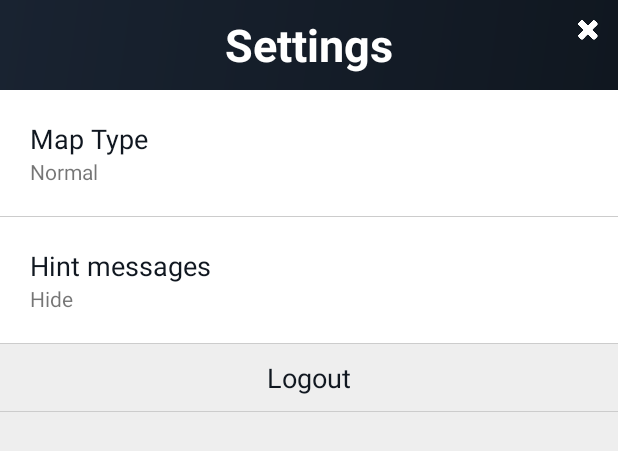
After one commit to saleemkhan08/WhistleBlower-Aqua, an Android app: the layout fragment_settings.xml on its own in the app's theme, with its tools: preview values and no code run, on a phone screen of 412 x 824 dp. The commit adds this screen. Shown: the top 451 px of the screen. Run offline under Robolectric (Android 15) with nearby library versions, the phone set to English and light mode, and no system bars; Roboto replaces fonts that are not available here.

Commit message:
added settings

```diff
--- a/app/src/main/java/co/thnki/whistleblower/IssueActivity.java
+++ b/app/src/main/java/co/thnki/whistleblower/IssueActivity.java
@@ -191,12 +191,13 @@ public class IssueActivity extends AppCompatActivity
 
     private void editIssue(Issue issue)
     {
-        WhistleBlower.toast("Not Implemented");
+        Intent intent = new Intent(this, AddIssueActivity.class);
+        intent.putExtra(AddIssueActivity.ISSUE_DATA, issue);
+        startActivity(intent);
     }
 
     private void showProgressDialog(String msg)
     {
-
         if (mProgressDialog == null)
         {
             mProgressDialog = new ProgressDialog(this);
--- a/app/src/main/java/co/thnki/whistleblower/adapters/IssueAdapter.java
+++ b/app/src/main/java/co/thnki/whistleblower/adapters/IssueAdapter.java
@@ -23,6 +23,7 @@ import java.util.Map;
 
 import butterknife.Bind;
 import butterknife.ButterKnife;
+import co.thnki.whistleblower.AddIssueActivity;
 import co.thnki.whistleblower.IssueActivity;
 import co.thnki.whistleblower.R;
 import co.thnki.whistleblower.WhistleBlower;
@@ -240,7 +241,9 @@ public class IssueAdapter extends RecyclerView.Adapter<IssueAdapter.IssueViewHol
 
     private void editIssue(Issue issue)
     {
-        toast("Not Implemented");
+        Intent intent = new Intent(mActivity, AddIssueActivity.class);
+        intent.putExtra(AddIssueActivity.ISSUE_DATA, issue);
+        mActivity.startActivity(intent);
     }
 
     @Override
--- a/app/src/main/java/co/thnki/whistleblower/utils/MarkerAndCirclesUtil.java
+++ b/app/src/main/java/co/thnki/whistleblower/utils/MarkerAndCirclesUtil.java
@@ -196,7 +196,7 @@ public void addMarkerAndCircle(Issue issue)
         switch (index)
         {
             case TYPE_ISSUE:
-                return R.mipmap.bell_primary_dark;
+                return R.mipmap.issue_primary_dark;
             default:
                 return R.mipmap.map_pin;
         }
--- /dev/null
+++ b/app/src/main/res/drawable/dialog_header_bg.xml
@@ -0,0 +1,9 @@
+<shape xmlns:android="http://schemas.android.com/apk/res/android"
+    android:shape="rectangle" >
+    <gradient
+        android:startColor="@color/colorPrimaryDark"
+        android:endColor="@color/colorPrimary"
+        android:type="linear"
+        android:angle="135"
+        />
+</shape>
--- a/app/src/main/res/layout/content_map.xml
+++ b/app/src/main/res/layout/content_map.xml
@@ -64,6 +64,12 @@
                     android:layout_width="match_parent"
                     android:layout_height="match_parent"
                     android:visibility="invisible"/>
+
+                <ImageView
+                    android:layout_width="match_parent"
+                    android:layout_height="match_parent"
+                    android:id="@+id/settingsIcon"
+                    android:src="@mipmap/settings_icon"/>
             </RelativeLayout>
         </RelativeLayout>
 
--- /dev/null
+++ b/app/src/main/res/layout/fragment_settings.xml
@@ -0,0 +1,49 @@
+<LinearLayout xmlns:android="http://schemas.android.com/apk/res/android"
+              android:layout_width="match_parent"
+              android:layout_height="match_parent"
+              android:background="#eee"
+              android:minWidth="300dp"
+              android:orientation="vertical">
+
+    <RelativeLayout
+        android:layout_width="match_parent"
+        android:layout_height="60dp"
+        android:background="@drawable/dialog_header_bg">
+
+        <TextView
+            android:id="@+id/dialogTitle"
+            android:layout_width="wrap_content"
+            android:layout_height="wrap_content"
+            android:layout_centerInParent="true"
+            android:text="@string/settings"
+            android:textColor="@color/white"
+            android:textSize="@dimen/dialog_title"
+            android:textStyle="bold"
+            />
+
+        <ImageView
+            android:id="@+id/closeDialog"
+            android:layout_width="40dp"
+            android:layout_height="40dp"
+            android:layout_alignParentRight="true"
+            android:background="@drawable/bg_drawable"
+            android:padding="13dp"
+            android:src="@mipmap/cross"/>
+    </RelativeLayout>
+
+    <ScrollView
+        android:layout_width="match_parent"
+        android:layout_height="wrap_content">
+
+        <LinearLayout
+            android:id="@+id/preferenceContainer"
+            android:layout_width="match_parent"
+            android:layout_height="wrap_content"
+            android:background="#fff"
+            android:orientation="vertical">
+            <include layout="@layout/map_type_settings"/>
+            <include layout="@layout/hint_settings"/>
+            <include layout="@layout/logout_settings"/>
+        </LinearLayout>
+    </ScrollView>
+</LinearLayout>
--- /dev/null
+++ b/app/src/main/res/layout/hint_settings.xml
@@ -0,0 +1,36 @@
+<?xml version="1.0" encoding="utf-8"?>
+<LinearLayout xmlns:android="http://schemas.android.com/apk/res/android"
+              android:orientation="vertical"
+              android:layout_width="match_parent"
+              android:id="@+id/hintSettings"
+              android:layout_height="match_parent">
+    <LinearLayout
+        android:background="@drawable/bg_drawable"
+        android:layout_width="match_parent"
+        android:layout_height="wrap_content">
+
+        <LinearLayout
+            android:layout_width="match_parent"
+            android:layout_height="match_parent"
+            android:orientation="vertical"
+            android:padding="20dp">
+
+            <TextView
+                android:layout_width="match_parent"
+                android:layout_height="wrap_content"
+                android:text="@string/hintMessages"
+                android:textAppearance="?android:textAppearanceMedium"
+                android:textColor="@color/colorPrimaryDark"/>
+
+            <TextView
+                android:layout_width="match_parent"
+                android:layout_height="wrap_content"
+                android:id="@+id/hintsSettingValue"
+                android:text="@string/hide"/>
+        </LinearLayout>
+    </LinearLayout>
+    <View
+        android:layout_width="match_parent"
+        android:background="#ccc"
+        android:layout_height="0.5dp"/>
+</LinearLayout>
--- /dev/null
+++ b/app/src/main/res/layout/logout_settings.xml
@@ -0,0 +1,32 @@
+<?xml version="1.0" encoding="utf-8"?>
+<LinearLayout xmlns:android="http://schemas.android.com/apk/res/android"
+              android:orientation="vertical"
+              android:layout_width="match_parent"
+              android:background="#eee"
+              android:id="@+id/logoutSettings"
+              android:layout_height="match_parent">
+    <LinearLayout
+        android:background="@drawable/bg_drawable"
+        android:layout_width="match_parent"
+        android:layout_height="wrap_content">
+
+        <LinearLayout
+            android:layout_width="match_parent"
+            android:layout_height="match_parent"
+            android:orientation="vertical"
+            android:padding="10dp">
+
+            <TextView
+                android:layout_width="match_parent"
+                android:layout_height="wrap_content"
+                android:text="@string/logout"
+                android:gravity="center"
+                android:textAppearance="?android:textAppearanceMedium"
+                android:textColor="@color/colorPrimaryDark"/>
+        </LinearLayout>
+    </LinearLayout>
+    <View
+        android:layout_width="match_parent"
+        android:background="#ccc"
+        android:layout_height="0.5dp"/>
+</LinearLayout>
--- /dev/null
+++ b/app/src/main/res/layout/map_type_settings.xml
@@ -0,0 +1,143 @@
+<?xml version="1.0" encoding="utf-8"?>
+<LinearLayout xmlns:android="http://schemas.android.com/apk/res/android"
+              android:layout_width="match_parent"
+              android:layout_height="match_parent"
+              android:id="@+id/mapTypeDisplay"
+              android:orientation="vertical">
+    <LinearLayout
+        android:background="@drawable/bg_drawable"
+        android:layout_width="match_parent"
+        android:orientation="vertical"
+        android:layout_height="wrap_content">
+
+        <LinearLayout
+            android:layout_width="match_parent"
+            android:layout_height="match_parent"
+            android:orientation="vertical"
+            android:padding="20dp">
+
+            <TextView
+                android:layout_width="match_parent"
+                android:layout_height="wrap_content"
+                android:text="@string/mapType"
+                android:textAppearance="?android:textAppearanceMedium"
+                android:textColor="@color/colorPrimaryDark"/>
+
+            <TextView
+                android:layout_width="match_parent"
+                android:layout_height="wrap_content"
+                android:id="@+id/mapTypeValue"
+                android:text="@string/normal"/>
+        </LinearLayout>
+        <View
+            android:layout_width="match_parent"
+            android:background="#ccc"
+            android:layout_height="0.5dp"/>
+    </LinearLayout>
+    <LinearLayout
+        android:layout_width="match_parent"
+        android:layout_height="wrap_content"
+        android:id="@+id/mapTypeExpandList"
+        android:visibility="gone"
+        android:orientation="vertical">
+
+        <LinearLayout
+            android:background="@drawable/bg_drawable"
+            android:layout_width="match_parent"
+            android:id="@+id/normal"
+            android:layout_height="wrap_content">
+
+            <LinearLayout
+                android:layout_width="match_parent"
+                android:layout_height="match_parent"
+
+                android:orientation="vertical"
+                android:padding="20dp">
+
+                <TextView
+                    android:layout_width="match_parent"
+                    android:layout_height="wrap_content"
+                    android:gravity="center"
+                    android:text="@string/normal"/>
+            </LinearLayout>
+        </LinearLayout>
+
+        <View
+            android:layout_width="match_parent"
+            android:background="#ccc"
+            android:layout_height="0.5dp"/>
+        <LinearLayout
+            android:background="@drawable/bg_drawable"
+            android:layout_width="match_parent"
+            android:id="@+id/satellite"
+            android:layout_height="wrap_content">
+
+            <LinearLayout
+                android:layout_width="match_parent"
+                android:layout_height="match_parent"
+
+                android:orientation="vertical"
+                android:padding="20dp">
+
+                <TextView
+                    android:layout_width="match_parent"
+                    android:gravity="center"
+                    android:layout_height="wrap_content"
+                    android:text="@string/satellite"/>
+            </LinearLayout>
+        </LinearLayout>
+
+        <View
+            android:layout_width="match_parent"
+            android:background="#ccc"
+            android:layout_height="0.5dp"/>
+        <LinearLayout
+            android:background="@drawable/bg_drawable"
+            android:layout_width="match_parent"
+            android:id="@+id/terrain"
+            android:layout_height="wrap_content">
+
+            <LinearLayout
+                android:layout_width="match_parent"
+                android:layout_height="match_parent"
+
+                android:orientation="vertical"
+                android:padding="20dp">
+
+                <TextView
+                    android:layout_width="match_parent"
+                    android:layout_height="wrap_content"
+                    android:gravity="center"
+                    android:text="@string/terrain"/>
+            </LinearLayout>
+        </LinearLayout>
+        <View
+            android:layout_width="match_parent"
+            android:background="#ccc"
+            android:layout_height="0.5dp"/>
+        <LinearLayout
+            android:background="@drawable/bg_drawable"
+            android:layout_width="match_parent"
+            android:id="@+id/hybrid"
+            android:layout_height="wrap_content">
+
+            <LinearLayout
+                android:layout_width="match_parent"
+                android:layout_height="match_parent"
+
+                android:orientation="vertical"
+                android:padding="20dp">
+
+                <TextView
+                    android:layout_width="match_parent"
+                    android:layout_height="wrap_content"
+                    android:gravity="center"
+                    android:text="@string/hybrid"/>
+            </LinearLayout>
+        </LinearLayout>
+        <View
+            android:layout_width="match_parent"
+            android:background="#ccc"
+            android:layout_height="0.5dp"/>
+    </LinearLayout>
+</LinearLayout>
--- a/app/src/main/res/values/dimens.xml
+++ b/app/src/main/res/values/dimens.xml
@@ -35,6 +35,7 @@
     <dimen name="loginTitle">40sp</dimen>
     <dimen name="loginDesc">25sp</dimen>
     <dimen name="toolbar_title">35sp</dimen>
+    <dimen name="optionHeight">80dp</dimen>
 
     <item name="totalWeight" format="float" type="dimen">11</item>
     <item name="imageWeight" format="float" type="dimen">8.5</item>
--- a/app/src/main/res/values/strings.xml
+++ b/app/src/main/res/values/strings.xml
@@ -56,6 +56,16 @@
     <string name="action_edit">Edit</string>
     <string name="action_delete">Delete</string>
     <string name="issueDescription">Issue Description</string>
+    <string name="settings">Settings</string>
+    <string name="mapType">Map Type</string>
+    <string name="normal">Normal</string>
+    <string name="satellite">Satellite</string>
+    <string name="terrain">Terrain</string>
+    <string name="hybrid">Hybrid</string>
+    <string name="logout">Logout</string>
+    <string name="hintMessages">Hint messages</string>
+    <string name="hide">Hide</string>
+    <string name="show">Show</string>
     <string-array name="issue_types">
         <item>#Humanity</item>
         <item>#AnimalCare</item>
```
Also changed, not shown: app/src/main/java/co/thnki/whistleblower/AddIssueActivity.java (+70 -5 lines), app/src/main/java/co/thnki/whistleblower/fragments/MapFragment.java (+42 -19 lines), app/src/main/java/co/thnki/whistleblower/fragments/SettingsFragment.java (added, +149 -0 lines), app/src/main/res/layout/activity_main.xml (deleted, +0 -8 lines), app/src/main/res/values/arrays.xml (added, +31 -0 lines), app/src/main/res/xml/settings.xml (added, +22 -0 lines), app/src/main/res/mipmap-xxhdpi/cross.png (added), app/src/main/res/mipmap-xxhdpi/issue_primary_dark.png (added).
